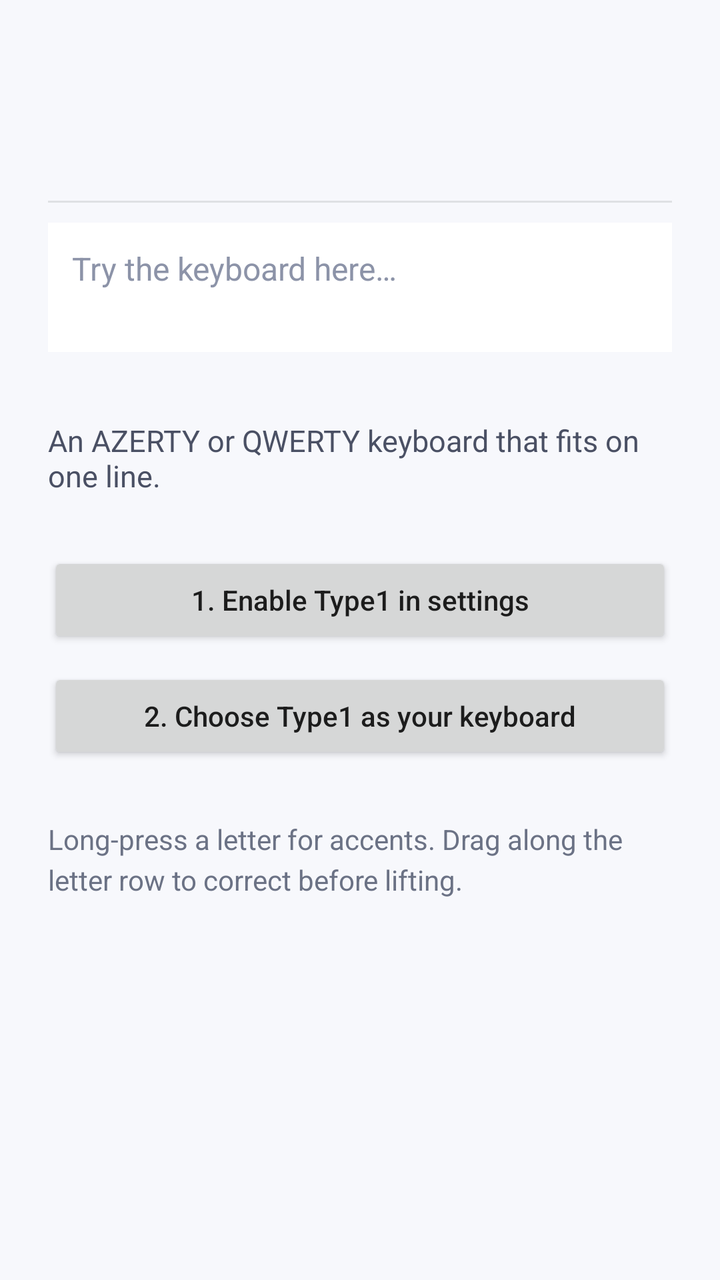
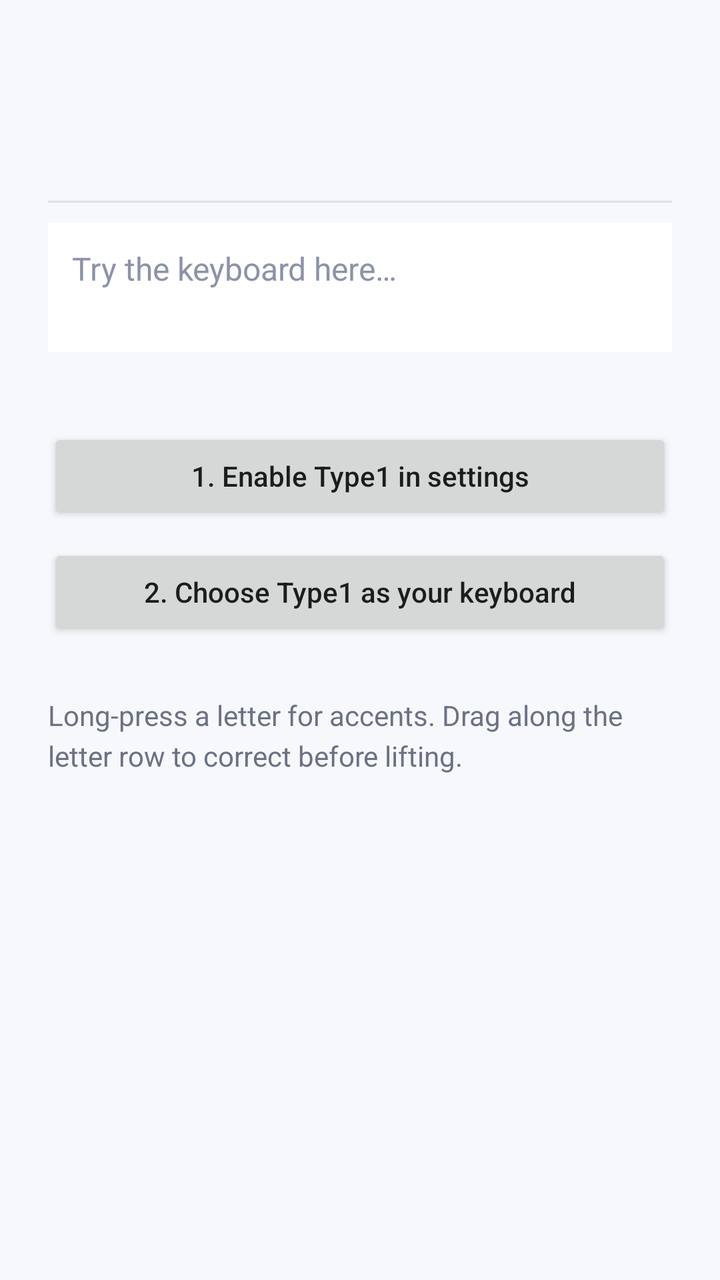

The first picture is an Android layout as it rendered before a commit; the second is the same layout after the commit. The layout source and the unified diff follow.
<!-- AndroidManifest.xml: application theme Theme.Type1 -->
<!-- res/layout/activity_setup.xml -->
<?xml version="1.0" encoding="utf-8"?>
<LinearLayout xmlns:android="http://schemas.android.com/apk/res/android"
	android:layout_width="match_parent"
	android:layout_height="match_parent"
	android:orientation="vertical">

	<include layout="@layout/settings_header" />

	<ScrollView
		android:layout_width="match_parent"
		android:layout_height="0dp"
		android:layout_weight="1"
		android:fillViewport="true">

		<LinearLayout
			android:layout_width="match_parent"
			android:layout_height="wrap_content"
			android:orientation="vertical"
			android:padding="24dp">

			<TextView
				android:layout_width="match_parent"
				android:layout_height="wrap_content"
				android:text="@string/setup_subtitle"
				android:textColor="#FF4A5064"
				android:textSize="15sp" />

			<Button
				android:id="@+id/enableButton"
				android:layout_width="match_parent"
				android:layout_height="wrap_content"
				android:layout_marginTop="28dp"
				android:text="@string/setup_step_enable"
				android:textAllCaps="false" />

			<Button
				android:id="@+id/selectButton"
				android:layout_width="match_parent"
				android:layout_height="wrap_content"
				android:layout_marginTop="10dp"
				android:text="@string/setup_step_select"
				android:textAllCaps="false" />

			<TextView
				android:layout_width="match_parent"
				android:layout_height="wrap_content"
				android:layout_marginTop="28dp"
				android:lineSpacingExtra="4dp"
				android:text="@string/setup_hint"
				android:textColor="#FF6B7285"
				android:textSize="14sp" />
		</LinearLayout>
	</ScrollView>
</LinearLayout>
<!-- res/layout/settings_header.xml (included above) -->
<?xml version="1.0" encoding="utf-8"?>
<LinearLayout xmlns:android="http://schemas.android.com/apk/res/android"
	android:layout_width="match_parent"
	android:layout_height="wrap_content"
	android:orientation="vertical"
	android:paddingStart="24dp"
	android:paddingTop="48dp"
	android:paddingEnd="24dp"
	android:paddingBottom="10dp">

	<TextView
		android:id="@+id/settingsTitle"
		android:layout_width="match_parent"
		android:layout_height="wrap_content"
		android:textColor="#FF11131A"
		android:textSize="30sp"
		android:textStyle="bold" />

	<View
		android:layout_width="match_parent"
		android:layout_height="1dp"
		android:layout_marginTop="12dp"
		android:background="#1A11131A" />

	<EditText
		android:id="@+id/settingsDemo"
		android:layout_width="match_parent"
		android:layout_height="wrap_content"
		android:layout_marginTop="10dp"
		android:background="#FFFFFFFF"
		android:gravity="top|start"
		android:hint="@string/setup_demo_hint"
		android:importantForAutofill="no"
		android:inputType="textCapSentences|textMultiLine"
		android:minLines="2"
		android:maxLines="3"
		android:padding="12dp"
		android:textColor="#FF11131A"
		android:textColorHint="#FF8C93A8"
		android:textSize="16sp" />
</LinearLayout>
<!-- resources referenced by this layout -->
<resources>
  <string name="setup_demo_hint">Try the keyboard here…</string>
  <string name="setup_hint">Long-press a letter for accents. Drag along the letter row to correct before lifting.</string>
  <string name="setup_step_enable">1. Enable Type1 in settings</string>
  <string name="setup_step_select">2. Choose Type1 as your keyboard</string>
  <string name="setup_subtitle">An AZERTY or QWERTY keyboard that fits on one line.</string>
  <style name="Theme.Type1" parent="@android:style/Theme.Material.Light.NoActionBar">
  		<item name="android:colorAccent">@color/brand</item>
  		<item name="android:statusBarColor">@color/brand</item>
  		<item name="android:windowBackground">#FFF7F8FC</item>
  	</style>
  <color name="brand">#FF4C6FFF</color>
</resources>

<!-- the commit's change to res/layout/activity_setup.xml (unified diff, before → after) -->
@@ -18,18 +18,11 @@
 			android:orientation="vertical"
 			android:padding="24dp">
 
-			<TextView
-				android:layout_width="match_parent"
-				android:layout_height="wrap_content"
-				android:text="@string/setup_subtitle"
-				android:textColor="#FF4A5064"
-				android:textSize="15sp" />
-
 			<Button
 				android:id="@+id/enableButton"
 				android:layout_width="match_parent"
 				android:layout_height="wrap_content"
-				android:layout_marginTop="28dp"
+				android:layout_marginTop="4dp"
 				android:text="@string/setup_step_enable"
 				android:textAllCaps="false" />
 
@@ -71,6 +64,15 @@
 		android:textSize="30sp"
 		android:textStyle="bold" />
 
+	<TextView
+		android:id="@+id/settingsSubtitle"
+		android:layout_width="match_parent"
+		android:layout_height="wrap_content"
+		android:layout_marginTop="4dp"
+		android:textColor="#FF4A5064"
+		android:textSize="15sp"
+		android:visibility="gone" />
+
 	<View
 		android:layout_width="match_parent"
 		android:layout_height="1dp"
<!-- resource entries referenced after the edit -->
@@ -4,7 +4,6 @@
   <string name="setup_hint">Long-press a letter for accents. Drag along the letter row to correct before lifting.</string>
   <string name="setup_step_enable">1. Enable Type1 in settings</string>
   <string name="setup_step_select">2. Choose Type1 as your keyboard</string>
-  <string name="setup_subtitle">An AZERTY or QWERTY keyboard that fits on one line.</string>
   <style name="Theme.Type1" parent="@android:style/Theme.Material.Light.NoActionBar">
   		<item name="android:colorAccent">@color/brand</item>
   		<item name="android:statusBarColor">@color/brand</item>
